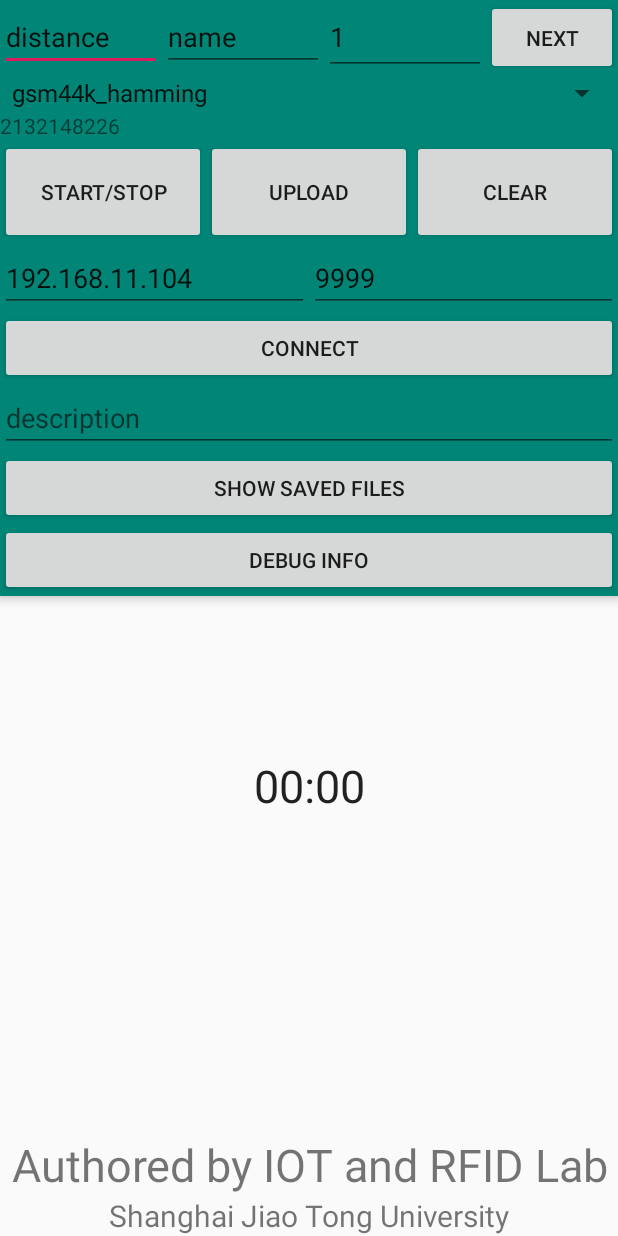
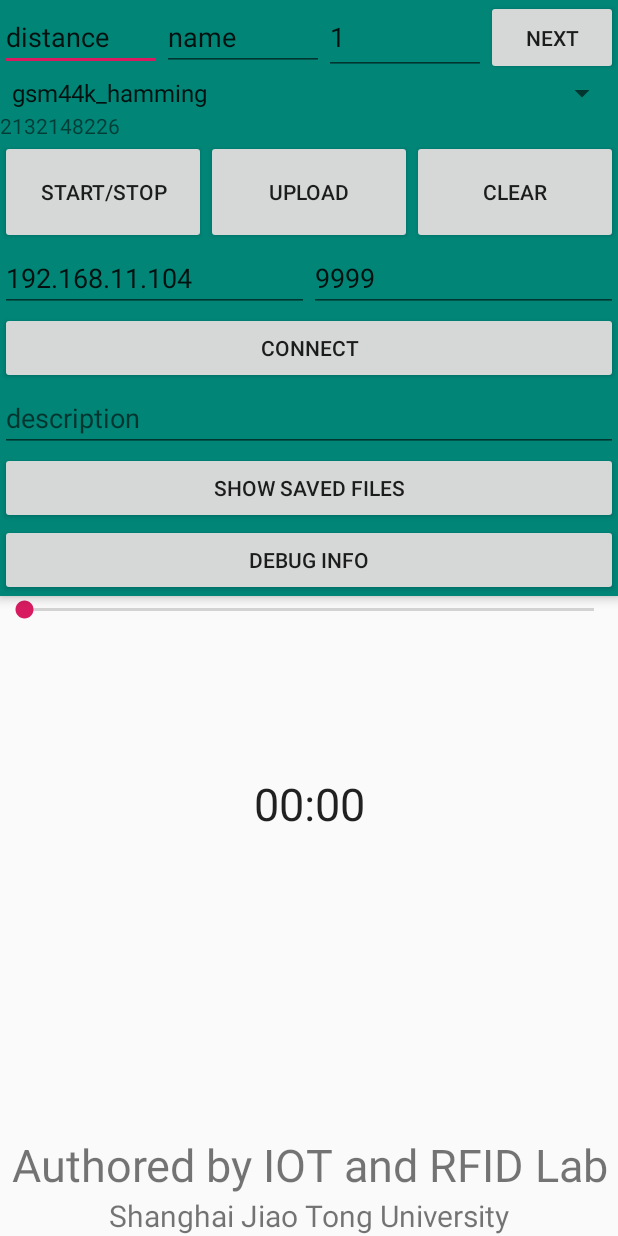
Before and after one commit to ZIrV/AFaceIDproject, an Android app: the screen it shows after launch (MainActivity), on a phone screen of 412 x 824 dp. Run offline under Robolectric (Android 15) with nearby library versions, the phone set to English and light mode, and no system bars; libraries missing offline, so code that uses them is left out: com.sjtu.iot.

Commit message:
resolve merge bugs

```diff
--- a/app/src/main/java/com/sjtu/iot/fd/afaceid_project/ConfigInfo.kt
+++ b/app/src/main/java/com/sjtu/iot/fd/afaceid_project/ConfigInfo.kt
@@ -15,7 +15,8 @@ class ConfigInfo {
         var sampleRateInHz: Int = 48000
         const val channelConfig = AudioFormat.CHANNEL_IN_MONO
         const val audioFormat = AudioFormat.ENCODING_PCM_FLOAT
-         var bufferSize: Int = 48000*2*2
+        var bufferSize: Int = 48000*2*2
+        val logTag: String="MainActivity:"
     }
 
     var prefixKey: String? = "prefix"
--- a/app/src/main/res/layout/content_main.xml
+++ b/app/src/main/res/layout/content_main.xml
@@ -13,17 +13,24 @@
             android:layout_width="match_parent"
             android:layout_height="match_parent"
             android:orientation="vertical">
+
         <LinearLayout
                 android:layout_width="match_parent"
                 android:layout_height="wrap_content"
-                android:layout_weight="0.5"
-        />
+                android:layout_weight="0.5" >
+
+            <SeekBar
+                    android:id="@+id/progressSeekBar"
+                    android:layout_width="match_parent"
+                    android:layout_height="wrap_content" />
+        </LinearLayout>
+
         <Chronometer android:id="@+id/chronometer"
                      android:layout_width="match_parent"
                      android:layout_height="wrap_content"
                      android:layout_weight="1"
                      android:textAlignment="center"
-                     android:textSize="30dp"
+                     android:textSize="30sp"
         />
 
         <TextView
```
Also changed, not shown: 1 other file.
